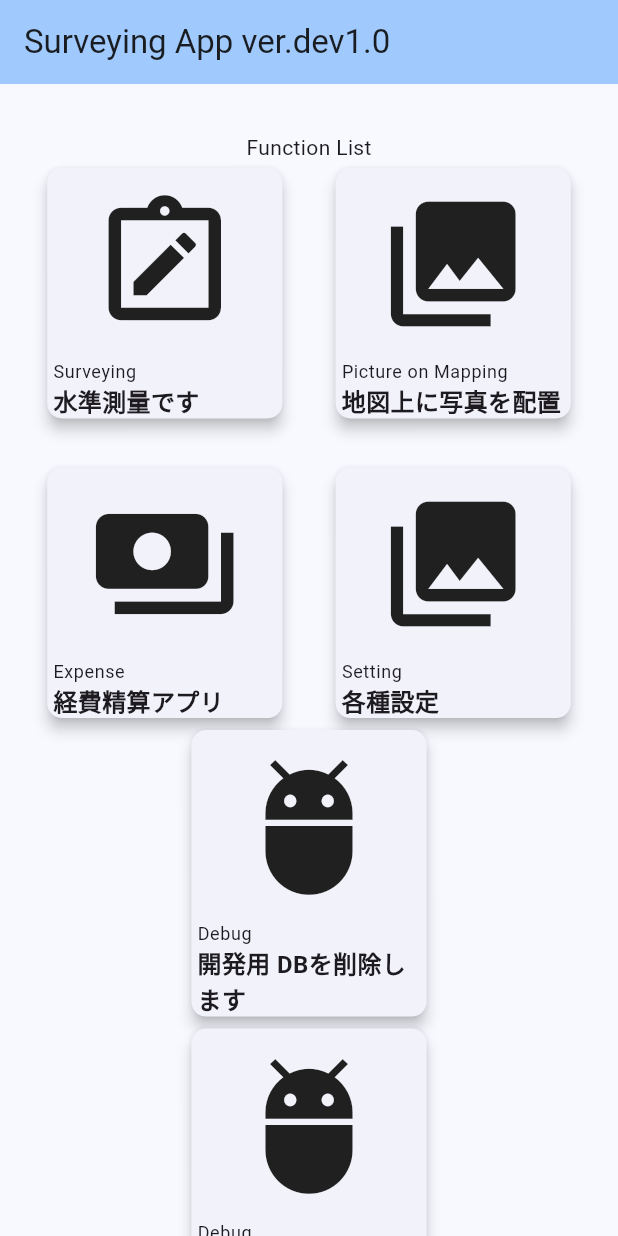
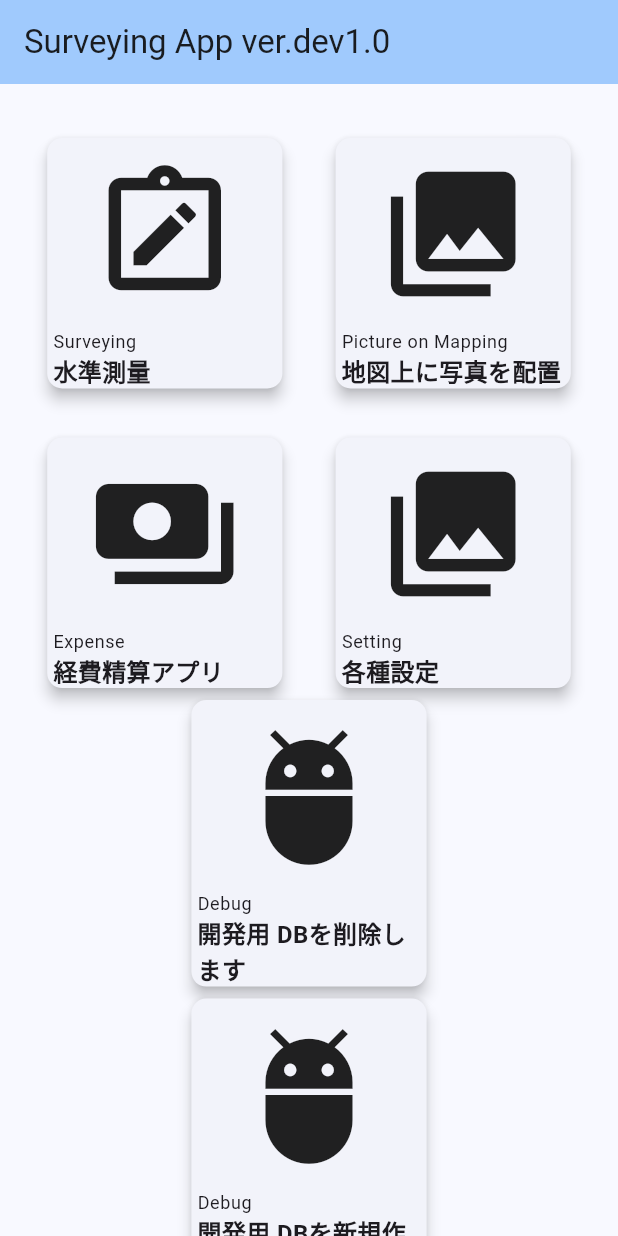
Before and after one commit to snrnapa/surveying_flutter, a Flutter app: the screen it shows after launch, on a phone screen of 412 x 824 dp. Run offline on Flutter 3.47's test engine with Material 3 defaults, Android fonts, the phone set to English and light mode, and no system bars; our stand-ins replace google_fonts, image_picker, sqflite; missing offline and left inert: flutter_email_sender; accounts and stored records are empty; Roboto replaces fonts that are missing (Murecho).

Commit message:
文字消した

```diff
--- a/lib/main.dart
+++ b/lib/main.dart
@@ -62,7 +62,6 @@ class _MyHomePageState extends State<MyHomePage> {
           children: <Widget>[
             Container(
               padding: EdgeInsets.only(top: 32),
-              child: Text('Function List'),
             ),
             Row(
               mainAxisAlignment: MainAxisAlignment.spaceEvenly,
@@ -85,7 +84,7 @@ class _MyHomePageState extends State<MyHomePage> {
                           size: 100,
                         ),
                         mainTitle: 'Surveying',
-                        explain: '水準測量です'),
+                        explain: '水準測量'),
                   ),
                 ),
                 ConstrainedBox(
```
